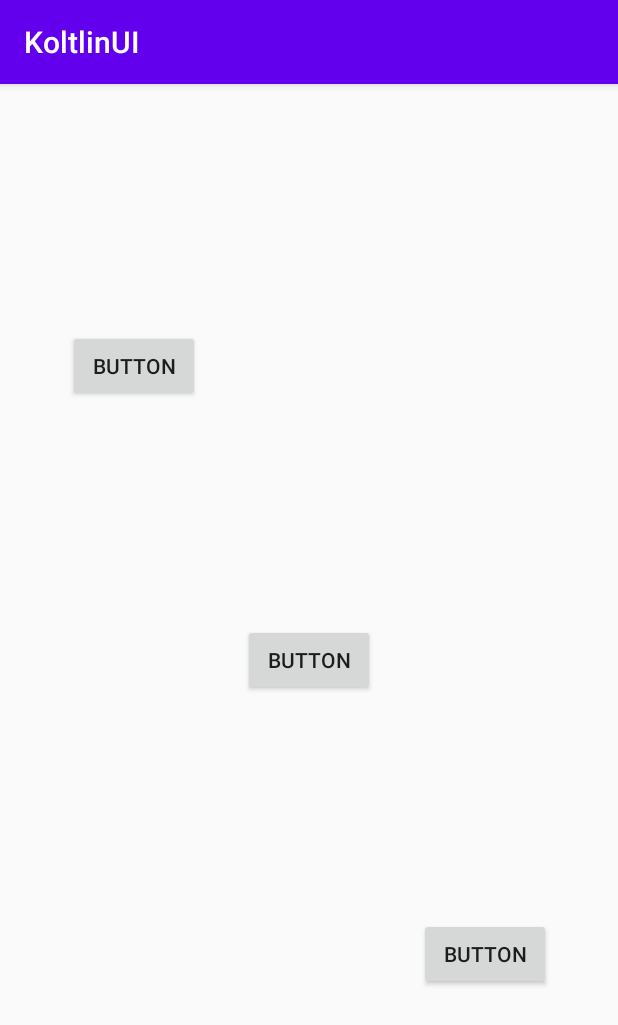
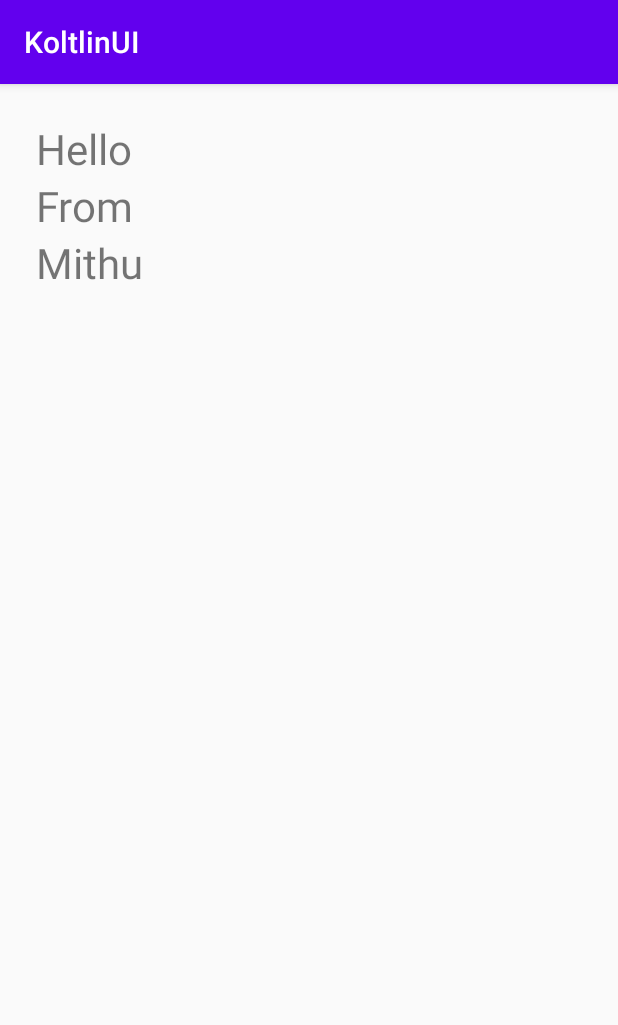
Before and after one commit to MithuBitz/Kotlin_Lesson, an Android app: the screen it shows after launch (MainActivity), on a phone screen of 412 x 824 dp. Shown: the top 1025 px of the screen. Run offline under Robolectric (Android 15) with nearby library versions, the phone set to English and light mode, and no system bars.

Commit message:
Constrained Layout chain

```diff
--- a/app/src/main/java/com/example/userinterface/MainActivity.kt
+++ b/app/src/main/java/com/example/userinterface/MainActivity.kt
@@ -6,6 +6,7 @@ import com.google.android.material.snackbar.Snackbar
 import androidx.appcompat.app.AppCompatActivity
 import android.view.Menu
 import android.view.MenuItem
+import android.widget.TextView
 import kotlinx.android.synthetic.main.activity_main.*
 import kotlinx.android.synthetic.main.content_main.*
 
@@ -16,6 +17,18 @@ class MainActivity : AppCompatActivity() {
         setContentView(R.layout.activity_main)
         setSupportActionBar(findViewById(R.id.toolbar))
 
+        //Call the function to create a TextView
+        addTextView("Hello")
+        addTextView("From")
+        addTextView("Mithu")
 
     }
+
+    //Create a function to create a TextView through code
+    private fun addTextView(lebel : String){
+        val view = TextView(this)
+        view.text = lebel
+        view.textSize = 28f
+        linearLayout.addView(view)
+    }
 }
--- a/app/src/main/res/layout/content_main.xml
+++ b/app/src/main/res/layout/content_main.xml
@@ -10,36 +10,17 @@
     tools:showIn="@layout/activity_main">
 
 
-    <Button
-        android:id="@+id/button4"
-        android:layout_width="wrap_content"
-        android:layout_height="wrap_content"
-        android:text="Button"
-        app:layout_constraintBottom_toTopOf="@+id/button5"
-        app:layout_constraintEnd_toStartOf="@+id/button5"
-        app:layout_constraintHorizontal_bias="0.5"
+    <LinearLayout
+        android:id="@+id/linearLayout"
+        android:layout_width="0dp"
+        android:layout_height="0dp"
+        android:layout_marginStart="8dp"
+        android:layout_marginTop="8dp"
+        android:orientation="vertical"
         app:layout_constraintStart_toStartOf="parent"
-        app:layout_constraintTop_toTopOf="parent" />
+        app:layout_constraintTop_toTopOf="parent"
+        app:layout_constraintEnd_toEndOf="parent"
+        app:layout_constraintBottom_toBottomOf="parent">
 
-    <Button
-        android:id="@+id/button5"
-        android:layout_width="wrap_content"
-        android:layout_height="wrap_content"
-        android:text="Button"
-        app:layout_constraintBottom_toTopOf="@+id/button6"
-        app:layout_constraintEnd_toStartOf="@+id/button6"
-        app:layout_constraintHorizontal_bias="0.5"
-        app:layout_constraintStart_toEndOf="@+id/button4"
-        app:layout_constraintTop_toBottomOf="@+id/button4" />
-
-    <Button
-        android:id="@+id/button6"
-        android:layout_width="wrap_content"
-        android:layout_height="wrap_content"
-        android:text="Button"
-        app:layout_constraintBottom_toBottomOf="parent"
-        app:layout_constraintEnd_toEndOf="parent"
-        app:layout_constraintHorizontal_bias="0.5"
-        app:layout_constraintStart_toEndOf="@+id/button5"
-        app:layout_constraintTop_toBottomOf="@+id/button5" />
+    </LinearLayout>
 </androidx.constraintlayout.widget.ConstraintLayout>
```
